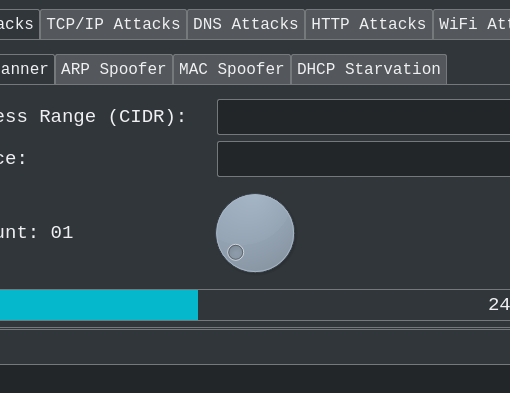
This is gui.ui in XingSc29/NS-Toolbox as Qt 5 draws it before an edit; both pictures show x 125 to 635 and y 0 to 393 of the 1262 by 881 pixel window. The edited form follows.
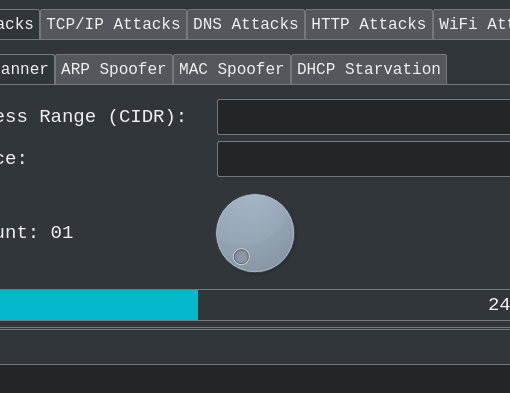
This is the edited form. The open tabs and pages were chosen to show the change.

```diff
--- a/gui.ui
+++ b/gui.ui
@@ -1089,6 +1089,9 @@
                         <height>100</height>
                        </size>
                       </property>
+                      <property name="minimum">
+                       <number>1</number>
+                      </property>
                       <property name="maximum">
                        <number>20</number>
                       </property>
```
Left out of the diff: 2 changed lines with no effect on the pictures.
